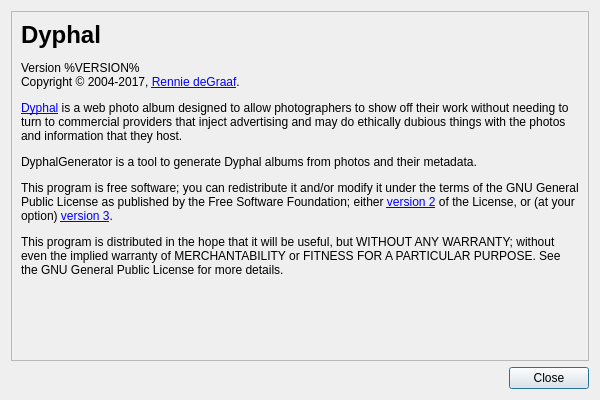
rdegraaf/dyphal, file tools/About.ui: the form before one commit.
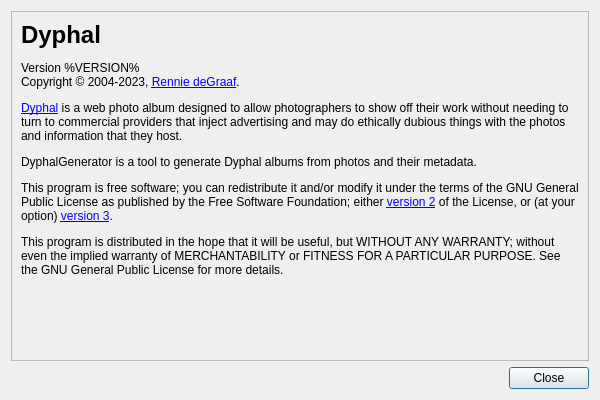
The form after the commit. Icons and pictures are not drawn.

Diff of the .ui file:
```diff
--- a/tools/About.ui
+++ b/tools/About.ui
@@ -38,7 +38,7 @@
           <bool>true</bool>
          </property>
          <property name="text">
-          <string>&lt;!DOCTYPE html&gt;&lt;html&gt;&lt;body&gt;&lt;h1&gt;Dyphal&lt;/h1&gt;&lt;p&gt;Version %VERSION%&lt;br/&gt;Copyright © 2004-2017, &lt;a href=&quot;mailto:rennie.degraaf@gmail.com&quot;&gt;Rennie deGraaf&lt;/a&gt;.&lt;/p&gt;&lt;p&gt;&lt;a href=&quot;https://ciphertext.info/software/dyphal/&quot;&gt;Dyphal&lt;/a&gt; is a web photo album designed to allow photographers to show off their work without needing to turn to commercial providers that inject advertising and may do ethically dubious things with the photos and information that they host.&lt;/p&gt;&lt;p&gt;DyphalGenerator is a tool to generate Dyphal albums from photos and their metadata.&lt;/p&gt;&lt;p&gt;This program is free software; you can redistribute it and/or modify it under the terms of the GNU General Public License as published by the Free Software Foundation; either &lt;a href=&quot;https://www.gnu.org/licenses/gpl-2.0.html&quot;&gt;version 2&lt;/a&gt; of the License, or (at your option) &lt;a href=&quot;https://www.gnu.org/licenses/gpl-3.0.html&quot;&gt;version 3&lt;/a&gt;.&lt;/p&gt;&lt;p&gt;This program is distributed in the hope that it will be useful, but WITHOUT ANY WARRANTY; without even the implied warranty of MERCHANTABILITY or FITNESS FOR A PARTICULAR PURPOSE. See the GNU General Public License for more details.&lt;/p&gt;&lt;/body&gt;&lt;/html&gt;</string>
+          <string>&lt;!DOCTYPE html&gt;&lt;html&gt;&lt;body&gt;&lt;h1&gt;Dyphal&lt;/h1&gt;&lt;p&gt;Version %VERSION%&lt;br/&gt;Copyright © 2004-2023, &lt;a href=&quot;mailto:rennie.degraaf@gmail.com&quot;&gt;Rennie deGraaf&lt;/a&gt;.&lt;/p&gt;&lt;p&gt;&lt;a href=&quot;https://ciphertext.info/software/dyphal/&quot;&gt;Dyphal&lt;/a&gt; is a web photo album designed to allow photographers to show off their work without needing to turn to commercial providers that inject advertising and may do ethically dubious things with the photos and information that they host.&lt;/p&gt;&lt;p&gt;DyphalGenerator is a tool to generate Dyphal albums from photos and their metadata.&lt;/p&gt;&lt;p&gt;This program is free software; you can redistribute it and/or modify it under the terms of the GNU General Public License as published by the Free Software Foundation; either &lt;a href=&quot;https://www.gnu.org/licenses/gpl-2.0.html&quot;&gt;version 2&lt;/a&gt; of the License, or (at your option) &lt;a href=&quot;https://www.gnu.org/licenses/gpl-3.0.html&quot;&gt;version 3&lt;/a&gt;.&lt;/p&gt;&lt;p&gt;This program is distributed in the hope that it will be useful, but WITHOUT ANY WARRANTY; without even the implied warranty of MERCHANTABILITY or FITNESS FOR A PARTICULAR PURPOSE. See the GNU General Public License for more details.&lt;/p&gt;&lt;/body&gt;&lt;/html&gt;</string>
          </property>
          <property name="textFormat">
           <enum>Qt::RichText</enum>
```
